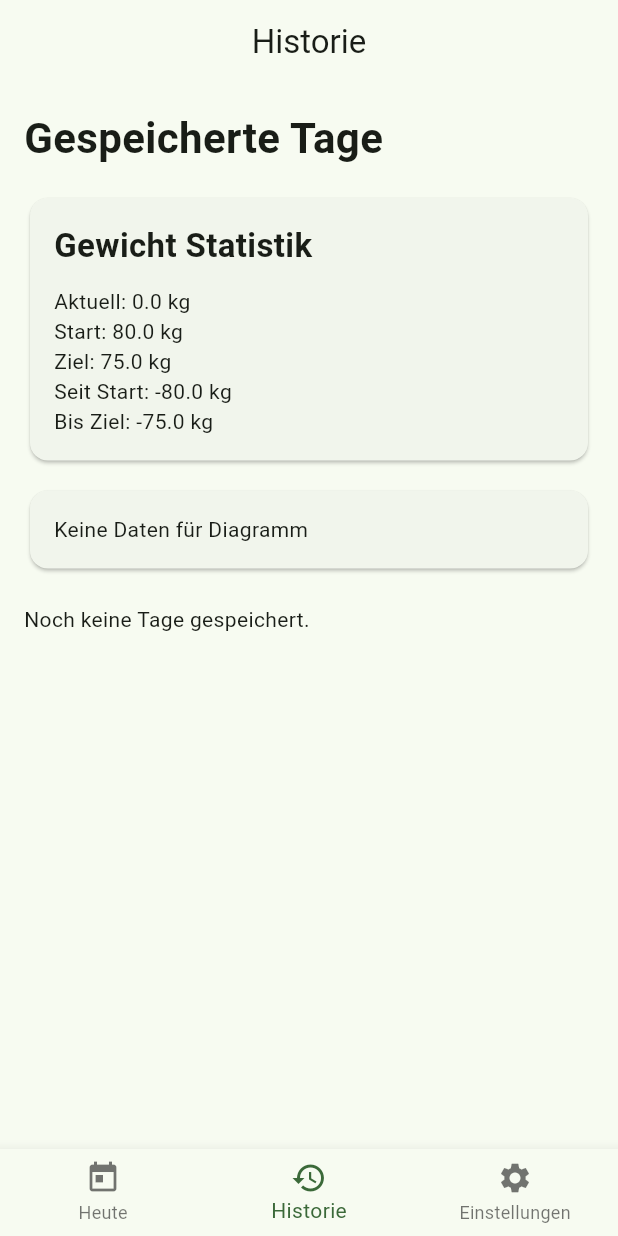
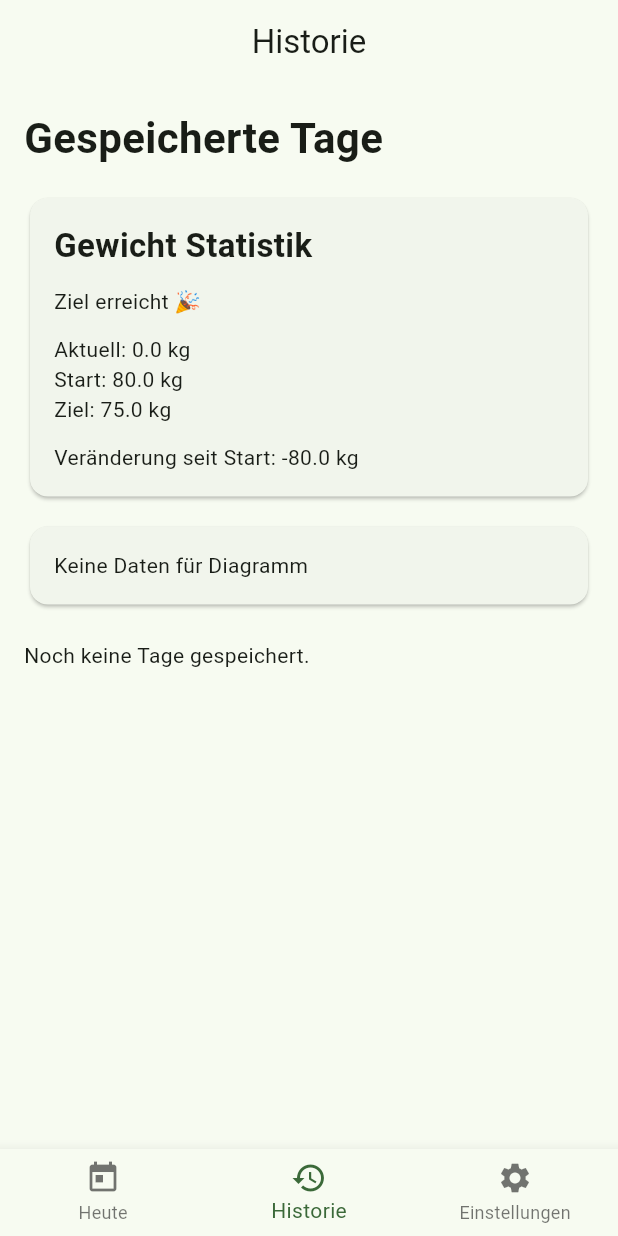
Before and after one commit to AveenAl-Hadad/mein_coach, a Flutter app: the screen it shows after launch, item 2 of the bottom bar chosen, on a phone screen of 412 x 824 dp. Run offline on Flutter 3.47's test engine with Material 3 defaults, Android fonts, the phone set to English and light mode, and no system bars; our stand-ins replace fl_chart, flutter_local_notifications, image_picker, share_plus, shared_preferences, timezone.

Commit message:
UI: Gewicht Statistik mit Status Text verbessert

```diff
--- a/lib/widgets/gewicht_statistik_karte.dart
+++ b/lib/widgets/gewicht_statistik_karte.dart
@@ -3,7 +3,7 @@ import 'package:flutter/material.dart';
 import '../style/app_style.dart';
 
 /// Statistik-Karte für Gewicht.
-/// Zeigt wichtige Werte unter dem Diagramm.
+/// Zeigt Startgewicht, aktuelles Gewicht, Zielgewicht und Fortschritt.
 class GewichtStatistikKarte extends StatelessWidget {
   final double aktuellesGewicht;
   final double startGewicht;
@@ -16,10 +16,30 @@ class GewichtStatistikKarte extends StatelessWidget {
     required this.zielGewicht,
   });
 
+  /// Berechnet den Unterschied vom aktuellen Gewicht zum Zielgewicht.
+  double differenzZumZielBerechnen() {
+    return aktuellesGewicht - zielGewicht;
+  }
+
+  /// Berechnet den Unterschied zwischen aktuellem Gewicht und Startgewicht.
+  double veraenderungSeitStartBerechnen() {
+    return aktuellesGewicht - startGewicht;
+  }
+
+  /// Erstellt einen verständlichen Status-Text.
+  String statusTextErstellen() {
+    final differenzZumZiel = differenzZumZielBerechnen();
+
+    if (differenzZumZiel <= 0) {
+      return 'Ziel erreicht 🎉';
+    }
+
+    return 'Noch ${differenzZumZiel.toStringAsFixed(1)} kg bis zum Ziel';
+  }
+
   @override
   Widget build(BuildContext context) {
-    final differenzZumZiel = aktuellesGewicht - zielGewicht;
-    final differenzSeitStart = aktuellesGewicht - startGewicht;
+    final veraenderungSeitStart = veraenderungSeitStartBerechnen();
 
     return Card(
       child: Padding(
@@ -28,12 +48,23 @@ class GewichtStatistikKarte extends StatelessWidget {
           crossAxisAlignment: CrossAxisAlignment.start,
           children: [
             const Text('Gewicht Statistik', style: AppStyle.titelMittel),
+
             AppStyle.abstandKlein,
+
+            Text(statusTextErstellen()),
+
+            AppStyle.abstandKlein,
+
             Text('Aktuell: ${aktuellesGewicht.toStringAsFixed(1)} kg'),
             Text('Start: ${startGewicht.toStringAsFixed(1)} kg'),
             Text('Ziel: ${zielGewicht.toStringAsFixed(1)} kg'),
-            Text('Seit Start: ${differenzSeitStart.toStringAsFixed(1)} kg'),
-            Text('Bis Ziel: ${differenzZumZiel.toStringAsFixed(1)} kg'),
+
+            AppStyle.abstandKlein,
+
+            Text(
+              'Veränderung seit Start: '
+              '${veraenderungSeitStart.toStringAsFixed(1)} kg',
+            ),
           ],
         ),
       ),
```
